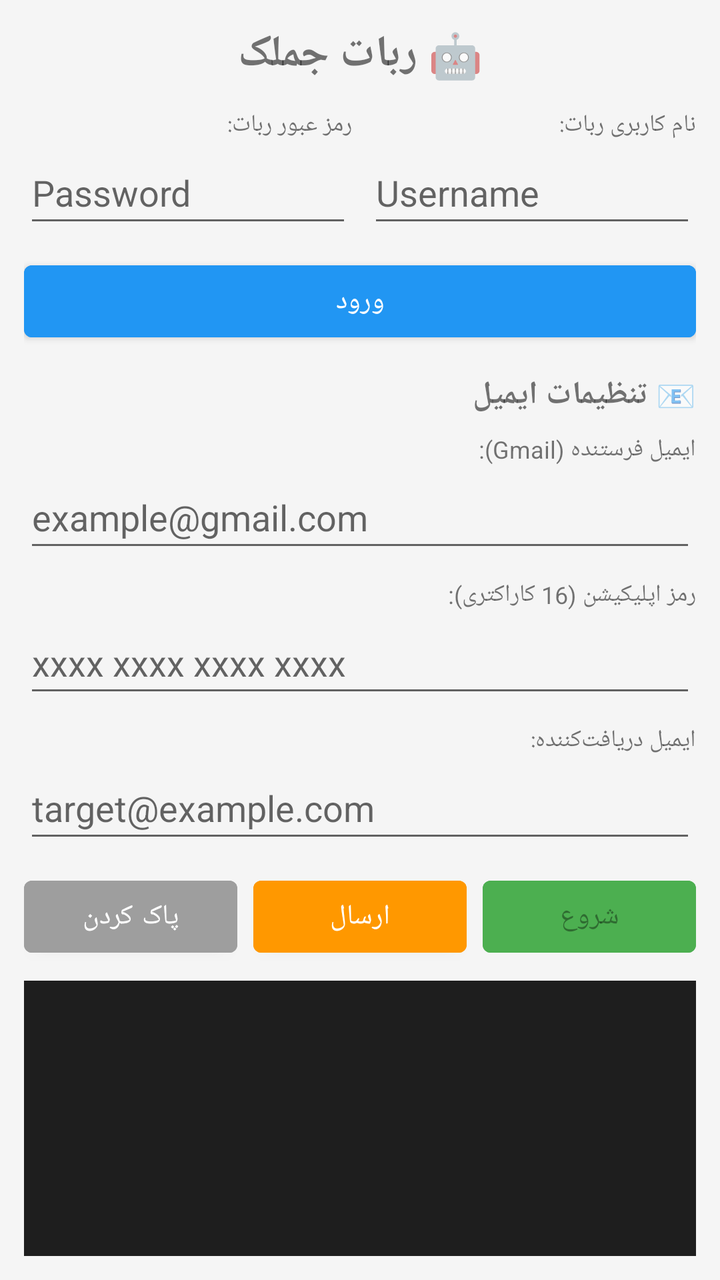
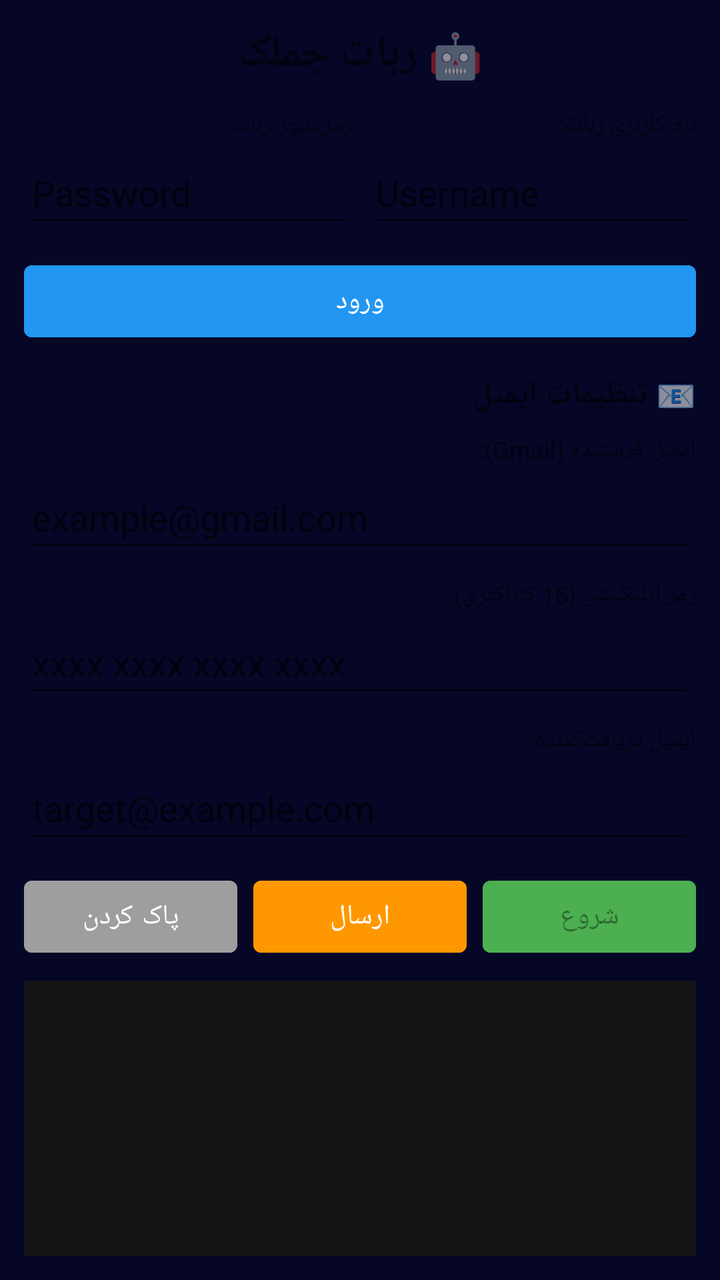

Compare the two renders of this Android layout. The source of the first and the diff that turns it into the second are given below.
<!-- AndroidManifest.xml: application theme Theme.Amirza -->
<!-- res/layout/activity_bot.xml -->
<?xml version="1.0" encoding="utf-8"?>
<LinearLayout xmlns:android="http://schemas.android.com/apk/res/android"
    android:layout_width="match_parent"
    android:layout_height="match_parent"
    android:orientation="vertical"
    android:padding="12dp"
    android:background="#F5F5F5"
    android:layoutDirection="rtl"
    android:gravity="start">

    <TextView
        android:layout_width="match_parent"
        android:layout_height="wrap_content"
        android:text="🤖 ربات جملک"
        android:textSize="22sp"
        android:textStyle="bold"
        android:gravity="center"
        android:paddingBottom="12dp"/>

    
    <LinearLayout
        android:layout_width="match_parent"
        android:layout_height="wrap_content"
        android:orientation="horizontal"
        android:paddingBottom="8dp">

        <LinearLayout
            android:layout_width="0dp"
            android:layout_height="wrap_content"
            android:layout_weight="1"
            android:orientation="vertical"
            android:layout_marginEnd="4dp">
            <TextView
                android:layout_width="wrap_content"
                android:layout_height="wrap_content"
                android:text="نام کاربری ربات:"
                android:textSize="12sp"
                android:layout_gravity="start"/>
            <EditText
                android:id="@+id/etUsername"
                android:layout_width="match_parent"
                android:layout_height="wrap_content"
                android:minHeight="48dp"
                android:hint="Username"
                android:inputType="text"/>
        </LinearLayout>

        <LinearLayout
            android:layout_width="0dp"
            android:layout_height="wrap_content"
            android:layout_weight="1"
            android:orientation="vertical"
            android:layout_marginStart="4dp">
            <TextView
                android:layout_width="wrap_content"
                android:layout_height="wrap_content"
                android:text="رمز عبور ربات:"
                android:textSize="12sp"
                android:layout_gravity="start"/>
            <EditText
                android:id="@+id/etPassword"
                android:layout_width="match_parent"
                android:layout_height="wrap_content"
                android:minHeight="48dp"
                android:hint="Password"
                android:inputType="textPassword"/>
        </LinearLayout>
    </LinearLayout>

    <Button
        android:id="@+id/btnLogin"
        android:layout_width="match_parent"
        android:layout_height="wrap_content"
        android:minHeight="48dp"
        android:text="ورود"
        android:backgroundTint="#2196F3"/>

    
    <LinearLayout
        android:layout_width="match_parent"
        android:layout_height="wrap_content"
        android:orientation="vertical"
        android:paddingTop="12dp"
        android:paddingBottom="8dp">

        <TextView
            android:layout_width="match_parent"
            android:layout_height="wrap_content"
            android:text="📧 تنظیمات ایمیل"
            android:textStyle="bold"
            android:textSize="16sp"
            android:paddingBottom="8dp"
            android:gravity="start"/>

        <TextView
            android:layout_width="wrap_content"
            android:layout_height="wrap_content"
            android:text="ایمیل فرستنده (Gmail):"
            android:textSize="12sp"
            android:layout_gravity="start"/>
        <EditText
            android:id="@+id/etEmailUser"
            android:layout_width="match_parent"
            android:layout_height="wrap_content"
            android:minHeight="48dp"
            android:hint="example@gmail.com"
            android:inputType="textEmailAddress"/>

        <TextView
            android:layout_width="wrap_content"
            android:layout_height="wrap_content"
            android:layout_marginTop="8dp"
            android:text="رمز اپلیکیشن (16 کاراکتری):"
            android:textSize="12sp"
            android:layout_gravity="start"/>
        <EditText
            android:id="@+id/etEmailPass"
            android:layout_width="match_parent"
            android:layout_height="wrap_content"
            android:minHeight="48dp"
            android:hint="xxxx xxxx xxxx xxxx"
            android:inputType="textPassword"/>

        <TextView
            android:layout_width="wrap_content"
            android:layout_height="wrap_content"
            android:layout_marginTop="8dp"
            android:text="ایمیل دریافت‌کننده:"
            android:textSize="12sp"
            android:layout_gravity="start"/>
        <EditText
            android:id="@+id/etEmailTo"
            android:layout_width="match_parent"
            android:layout_height="wrap_content"
            android:minHeight="48dp"
            android:hint="target@example.com"
            android:inputType="textEmailAddress"/>
    </LinearLayout>

    
    <LinearLayout
        android:layout_width="match_parent"
        android:layout_height="wrap_content"
        android:orientation="horizontal"
        android:paddingBottom="8dp">

        <Button
            android:id="@+id/btnStart"
            android:layout_width="0dp"
            android:layout_height="wrap_content"
            android:layout_weight="1"
            android:minHeight="48dp"
            android:text="شروع"
            android:enabled="false"
            android:backgroundTint="#4CAF50"
            android:layout_marginEnd="4dp"/>

        <Button
            android:id="@+id/btnSendEmail"
            android:layout_width="0dp"
            android:layout_height="wrap_content"
            android:layout_weight="1"
            android:minHeight="48dp"
            android:text="ارسال"
            android:backgroundTint="#FF9800"
            android:layout_marginStart="4dp"
            android:layout_marginEnd="4dp"/>

        <Button
            android:id="@+id/btnClear"
            android:layout_width="0dp"
            android:layout_height="wrap_content"
            android:layout_weight="1"
            android:minHeight="48dp"
            android:text="پاک کردن"
            android:backgroundTint="#9E9E9E"
            android:layout_marginStart="4dp"/>
    </LinearLayout>

    <androidx.recyclerview.widget.RecyclerView
        android:id="@+id/recyclerLogs"
        android:layout_width="match_parent"
        android:layout_height="0dp"
        android:layout_weight="1"
        android:background="#1E1E1E"
        android:padding="8dp"/>
</LinearLayout>
<!-- resources referenced by this layout -->
<resources>
  <style name="Theme.Amirza" parent="Theme.MaterialComponents.DayNight.NoActionBar">
          
          <item name="colorPrimary">@color/purple_500</item>
          <item name="colorPrimaryVariant">@color/purple_700</item>
          <item name="colorOnPrimary">@color/white</item>
          
          <item name="colorSecondary">@color/teal_200</item>
          <item name="colorSecondaryVariant">@color/teal_700</item>
          <item name="colorOnSecondary">@color/black</item>
          
          <item name="android:statusBarColor" tools:targetApi="l">?attr/colorPrimaryVariant</item>
          
      </style>
  <color name="purple_500">#82b1ff</color>
  <color name="purple_700">#82b1ff</color>
  <color name="white">#FFFFFFFF</color>
  <color name="teal_200">#82b1ff</color>
  <color name="teal_700">#00bfa5</color>
  <color name="black">#FF000000</color>
</resources>

<!-- the commit's change to res/layout/activity_bot.xml (unified diff, before → after) -->
@@ -2,20 +2,20 @@
 <LinearLayout xmlns:android="http://schemas.android.com/apk/res/android"
     android:layout_width="match_parent"
     android:layout_height="match_parent"
+    android:background="#060626"
+    android:gravity="start"
+    android:layoutDirection="rtl"
     android:orientation="vertical"
-    android:padding="12dp"
-    android:background="#F5F5F5"
-    android:layoutDirection="rtl"
-    android:gravity="start">
+    android:padding="12dp">
 
     <TextView
         android:layout_width="match_parent"
         android:layout_height="wrap_content"
+        android:gravity="center"
+        android:paddingBottom="12dp"
         android:text="🤖 ربات جملک"
         android:textSize="22sp"
-        android:textStyle="bold"
-        android:gravity="center"
-        android:paddingBottom="12dp"/>
+        android:textStyle="bold" />
 
     
     <LinearLayout
@@ -27,43 +27,47 @@
         <LinearLayout
             android:layout_width="0dp"
             android:layout_height="wrap_content"
+            android:layout_marginEnd="4dp"
             android:layout_weight="1"
-            android:orientation="vertical"
-            android:layout_marginEnd="4dp">
+            android:orientation="vertical">
+
             <TextView
                 android:layout_width="wrap_content"
                 android:layout_height="wrap_content"
+                android:layout_gravity="start"
                 android:text="نام کاربری ربات:"
-                android:textSize="12sp"
-                android:layout_gravity="start"/>
+                android:textSize="12sp" />
+
             <EditText
                 android:id="@+id/etUsername"
                 android:layout_width="match_parent"
                 android:layout_height="wrap_content"
-                android:minHeight="48dp"
                 android:hint="Username"
-                android:inputType="text"/>
+                android:inputType="text"
+                android:minHeight="48dp" />
         </LinearLayout>
 
         <LinearLayout
             android:layout_width="0dp"
             android:layout_height="wrap_content"
+            android:layout_marginStart="4dp"
             android:layout_weight="1"
-            android:orientation="vertical"
-            android:layout_marginStart="4dp">
+            android:orientation="vertical">
+
             <TextView
                 android:layout_width="wrap_content"
                 android:layout_height="wrap_content"
+                android:layout_gravity="start"
                 android:text="رمز عبور ربات:"
-                android:textSize="12sp"
-                android:layout_gravity="start"/>
+                android:textSize="12sp" />
+
             <EditText
                 android:id="@+id/etPassword"
                 android:layout_width="match_parent"
                 android:layout_height="wrap_content"
-                android:minHeight="48dp"
                 android:hint="Password"
-                android:inputType="textPassword"/>
+                android:inputType="textPassword"
+                android:minHeight="48dp" />
         </LinearLayout>
     </LinearLayout>
 
@@ -71,9 +75,9 @@
         android:id="@+id/btnLogin"
         android:layout_width="match_parent"
         android:layout_height="wrap_content"
+        android:backgroundTint="#2196F3"
         android:minHeight="48dp"
-        android:text="ورود"
-        android:backgroundTint="#2196F3"/>
+        android:text="ورود" />
 
     
     <LinearLayout
@@ -86,55 +90,58 @@
         <TextView
             android:layout_width="match_parent"
             android:layout_height="wrap_content"
+            android:gravity="start"
+            android:paddingBottom="8dp"
             android:text="📧 تنظیمات ایمیل"
-            android:textStyle="bold"
             android:textSize="16sp"
-            android:paddingBottom="8dp"
-            android:gravity="start"/>
+            android:textStyle="bold" />
 
         <TextView
             android:layout_width="wrap_content"
             android:layout_height="wrap_content"
+            android:layout_gravity="start"
             android:text="ایمیل فرستنده (Gmail):"
-            android:textSize="12sp"
-            android:layout_gravity="start"/>
+            android:textSize="12sp" />
+
         <EditText
             android:id="@+id/etEmailUser"
             android:layout_width="match_parent"
             android:layout_height="wrap_content"
-            android:minHeight="48dp"
             android:hint="example@gmail.com"
-            android:inputType="textEmailAddress"/>
+            android:inputType="textEmailAddress"
+            android:minHeight="48dp" />
 
         <TextView
             android:layout_width="wrap_content"
             android:layout_height="wrap_content"
+            android:layout_gravity="start"
             android:layout_marginTop="8dp"
             android:text="رمز اپلیکیشن (16 کاراکتری):"
-            android:textSize="12sp"
-            android:layout_gravity="start"/>
+            android:textSize="12sp" />
+
         <EditText
             android:id="@+id/etEmailPass"
             android:layout_width="match_parent"
             android:layout_height="wrap_content"
-            android:minHeight="48dp"
             android:hint="xxxx xxxx xxxx xxxx"
-            android:inputType="textPassword"/>
+            android:inputType="textPassword"
+            android:minHeight="48dp" />
 
         <TextView
             android:layout_width="wrap_content"
             android:layout_height="wrap_content"
+            android:layout_gravity="start"
             android:layout_marginTop="8dp"
             android:text="ایمیل دریافت‌کننده:"
-            android:textSize="12sp"
-            android:layout_gravity="start"/>
+            android:textSize="12sp" />
+
         <EditText
             android:id="@+id/etEmailTo"
             android:layout_width="match_parent"
             android:layout_height="wrap_content"
-            android:minHeight="48dp"
             android:hint="target@example.com"
-            android:inputType="textEmailAddress"/>
+            android:inputType="textEmailAddress"
+            android:minHeight="48dp" />
     </LinearLayout>
 
     
@@ -148,33 +155,33 @@
             android:id="@+id/btnStart"
             android:layout_width="0dp"
             android:layout_height="wrap_content"
+            android:layout_marginEnd="4dp"
             android:layout_weight="1"
+            android:backgroundTint="#4CAF50"
+            android:enabled="false"
             android:minHeight="48dp"
-            android:text="شروع"
-            android:enabled="false"
-            android:backgroundTint="#4CAF50"
-            android:layout_marginEnd="4dp"/>
+            android:text="شروع" />
 
         <Button
             android:id="@+id/btnSendEmail"
             android:layout_width="0dp"
             android:layout_height="wrap_content"
+            android:layout_marginStart="4dp"
+            android:layout_marginEnd="4dp"
             android:layout_weight="1"
+            android:backgroundTint="#FF9800"
             android:minHeight="48dp"
-            android:text="ارسال"
-            android:backgroundTint="#FF9800"
-            android:layout_marginStart="4dp"
-            android:layout_marginEnd="4dp"/>
+            android:text="ارسال" />
 
         <Button
             android:id="@+id/btnClear"
             android:layout_width="0dp"
             android:layout_height="wrap_content"
+            android:layout_marginStart="4dp"
             android:layout_weight="1"
+            android:backgroundTint="#9E9E9E"
             android:minHeight="48dp"
-            android:text="پاک کردن"
-            android:backgroundTint="#9E9E9E"
-            android:layout_marginStart="4dp"/>
+            android:text="پاک کردن" />
     </LinearLayout>
 
     <androidx.recyclerview.widget.RecyclerView
@@ -182,6 +189,6 @@
         android:layout_width="match_parent"
         android:layout_height="0dp"
         android:layout_weight="1"
-        android:background="#1E1E1E"
-        android:padding="8dp"/>
+        android:background="#141414"
+        android:padding="8dp" />
 </LinearLayout>
